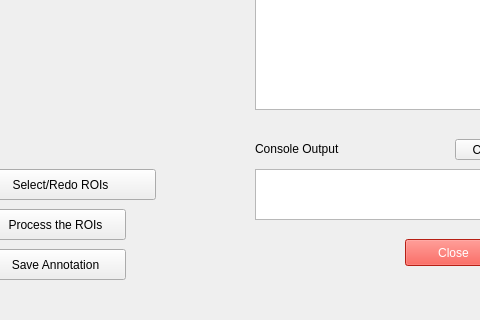
Old version of the form tamil/QT_TOOL/fms.ui in the repository 9trees/FMS_V0.1; both pictures show x 595 to 1075 and y 331 to 651 of the 1161 by 651 pixel window.
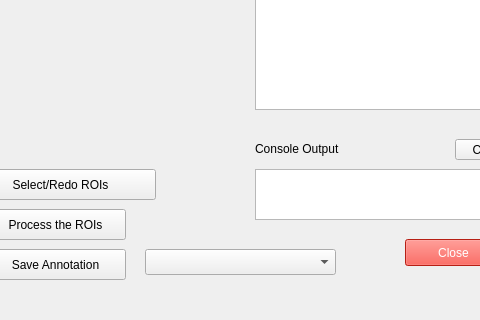
New version of the form. Icons and pictures are not drawn.

The edit to the form file:
```diff
--- a/tamil/QT_TOOL/fms.ui
+++ b/tamil/QT_TOOL/fms.ui
@@ -592,6 +592,19 @@
      <string>Select/Redo ROIs</string>
     </property>
    </widget>
+   <widget class="QComboBox" name="labels_box">
+    <property name="geometry">
+     <rect>
+      <x>740</x>
+      <y>580</y>
+      <width>191</width>
+      <height>26</height>
+     </rect>
+    </property>
+    <property name="currentIndex">
+     <number>-1</number>
+    </property>
+   </widget>
   </widget>
   <widget class="QStatusBar" name="statusbar"/>
   <action name="actionOpen_image">
```
